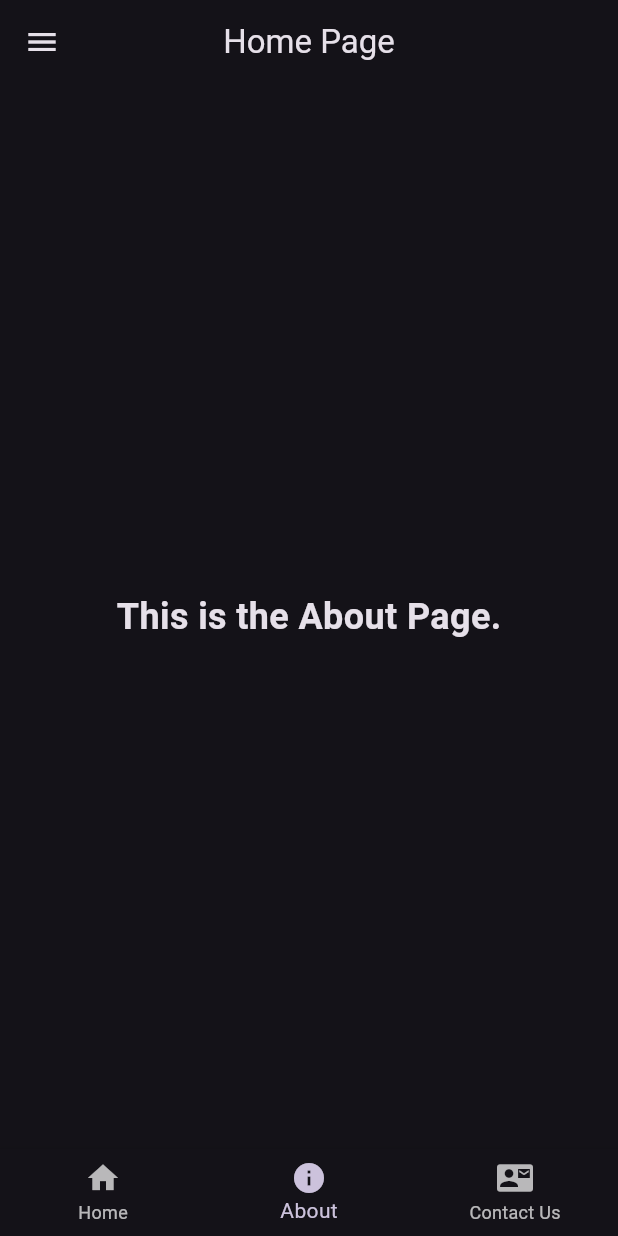
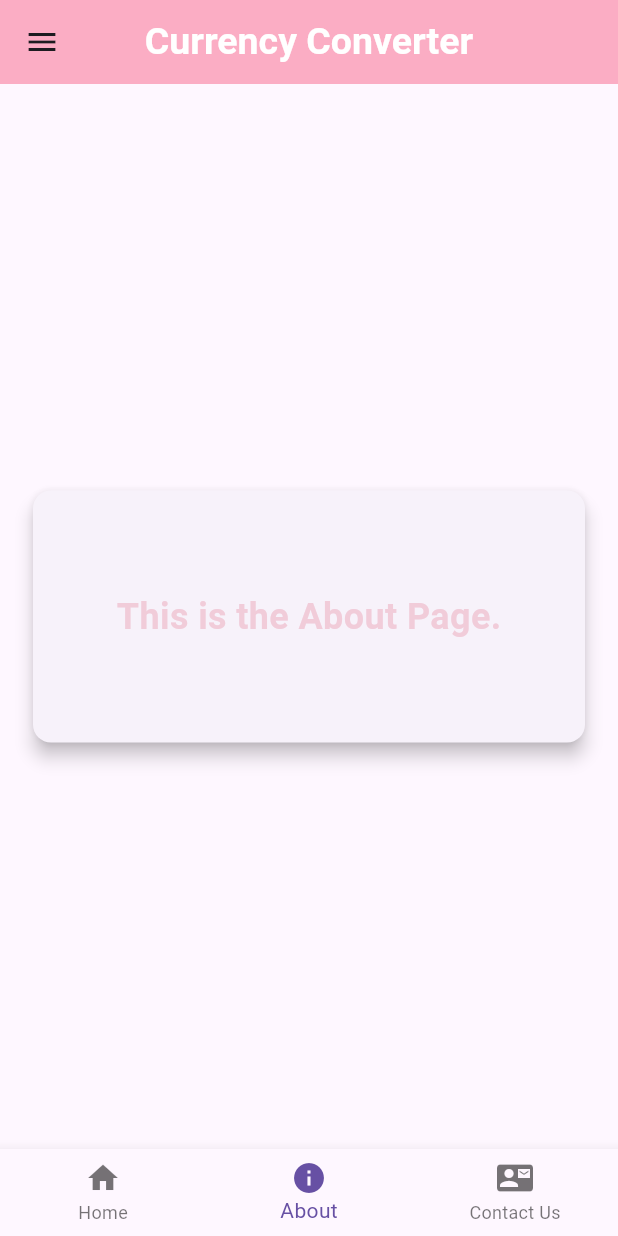
Before and after one commit to miti404/SPAD_Assignment_04, a Flutter app: the screen it shows after launch, item 2 of the bottom bar chosen, on a phone screen of 412 x 824 dp. Run offline on Flutter 3.47's test engine with Material 3 defaults, Android fonts, the phone set to English and light mode, and no system bars.

Commit message:
Assignment done

```diff
--- a/lib/about_page.dart
+++ b/lib/about_page.dart
@@ -7,9 +7,19 @@ class AboutPage extends StatelessWidget {
   Widget build(BuildContext context) {
     return Scaffold(
       body: Center(
-        child: Text(
-          "This is the About Page.",
-          style: TextStyle(fontSize: 24, fontWeight: FontWeight.bold),
+        child: SizedBox(
+          width: 400,
+          height: 200,
+          child: Card(
+            elevation: 5,
+            margin: EdgeInsets.all(16),
+            child: Center(
+              child: Text(
+                "This is the About Page.",
+                style: TextStyle(fontSize: 24, fontWeight: FontWeight.bold),
+              ),
+            ),
+          ),
         ),
       ),
     );
--- a/lib/contact_page.dart
+++ b/lib/contact_page.dart
@@ -7,9 +7,19 @@ class ContactPage extends StatelessWidget {
   Widget build(BuildContext context) {
     return Scaffold(
       body: Center(
-        child: Text(
-          "This is the Contact Us Page.",
-          style: TextStyle(fontSize: 24, fontWeight: FontWeight.bold),
+        child: SizedBox(
+          width: 400,
+          height: 200,
+          child: Card(
+            elevation: 5,
+            margin: EdgeInsets.all(16),
+            child: Center(
+              child: Text(
+                "This is the Contact Us Page.",
+                style: TextStyle(fontSize: 24, fontWeight: FontWeight.bold),
+              ),
+            ),
+          ),
         ),
       ),
     );
--- a/lib/home_page.dart
+++ b/lib/home_page.dart
@@ -14,11 +14,21 @@ class _HomePageState extends State<HomePage> {
   int _currentIndex = 0;
 
   final List<Widget> _pages = [
-    const Center(
-      child: Text(
-        "Welcome to the Home Page!",
-        style: TextStyle(fontSize: 24, fontWeight: FontWeight.bold),
-      ),
+    Stack(
+      children: [
+        Positioned.fill(
+          child: Image.asset(
+            "assets/images/img.jpg",
+            fit: BoxFit.cover, // Ensure the image fits properly
+          ),
+        ),
+        const Center(
+          child: Text(
+            "Welcome to the Home Page!",
+            style: TextStyle(fontSize: 24, fontWeight: FontWeight.bold),
+          ),
+        ),
+      ],
     ),
     const AboutPage(),
     const ContactPage(),
@@ -28,7 +38,15 @@ class _HomePageState extends State<HomePage> {
   Widget build(BuildContext context) {
     return Scaffold(
       appBar: AppBar(
-        title: const Text("Home Page"),
+        title: const Text("Currency Converter" ,
+          style: TextStyle(
+            fontSize: 25,
+            fontWeight: FontWeight.bold,
+            color: Colors.white
+          ),
+        ),
+        backgroundColor: Theme.of(context).primaryColor,
+
         centerTitle: true,
       ),
       drawer: Drawer(
@@ -45,8 +63,12 @@ class _HomePageState extends State<HomePage> {
               ),
             ),
             ListTile(
+
               leading: const Icon(Icons.monetization_on),
+              iconColor: Theme.of(context).primaryColor,
+
               title: const Text("Currency Converter"),
+              textColor: Theme.of(context).primaryColor,
               onTap: () {
                 Navigator.push(
                   context,
--- a/lib/main.dart
+++ b/lib/main.dart
@@ -13,7 +13,27 @@ class MyApp extends StatelessWidget {
     return MaterialApp(
       debugShowCheckedModeBanner: false,
       title: "Flutter App",
-      theme: ThemeData.dark(),
+      themeMode: ThemeMode.system, // Use system theme mode
+      theme: ThemeData(
+        brightness: Brightness.light,
+        primaryColor: const Color.fromARGB(95, 245, 48, 97),
+        textTheme: const TextTheme(
+          bodyMedium: TextStyle(
+            color: Color.fromARGB(96, 230, 140, 163),
+            fontSize: 18,
+          ),
+        ),
+      ),
+      darkTheme: ThemeData(
+        brightness: Brightness.dark,
+        primaryColor: const Color.fromARGB(95, 245, 48, 97),
+        textTheme: const TextTheme(
+          bodyMedium: TextStyle(
+            color: Color.fromARGB(96, 230, 140, 163),
+            fontSize: 18,
+          ),
+        ),
+      ),
       home: const HomePage(),
     );
   }
--- a/pubspec.yaml
+++ b/pubspec.yaml
@@ -58,9 +58,9 @@ flutter:
   uses-material-design: true
 
   # To add assets to your application, add an assets section, like this:
-  # assets:
-  #   - images/a_dot_burr.jpeg
-  #   - images/a_dot_ham.jpeg
+  assets:
+    - assets/images/img.jpg
+
 
   # An image asset can refer to one or more resolution-specific "variants", see
   # https://flutter.dev/to/resolution-aware-images
```
Also changed, not shown: assets/images/img.jpg (added).
